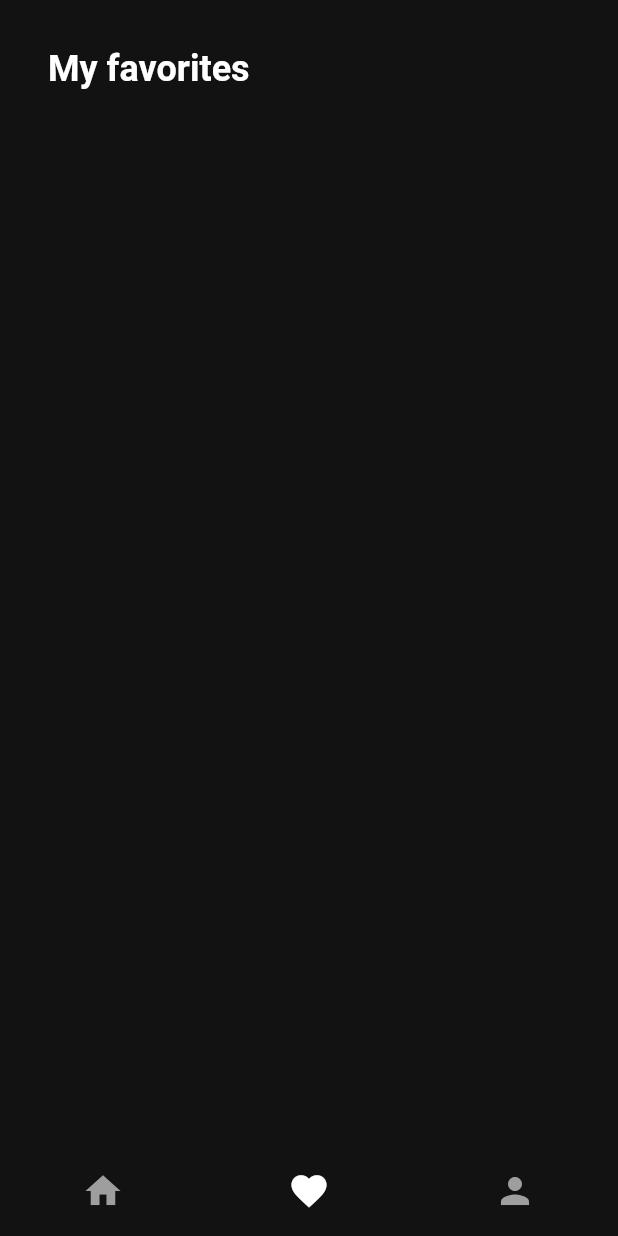
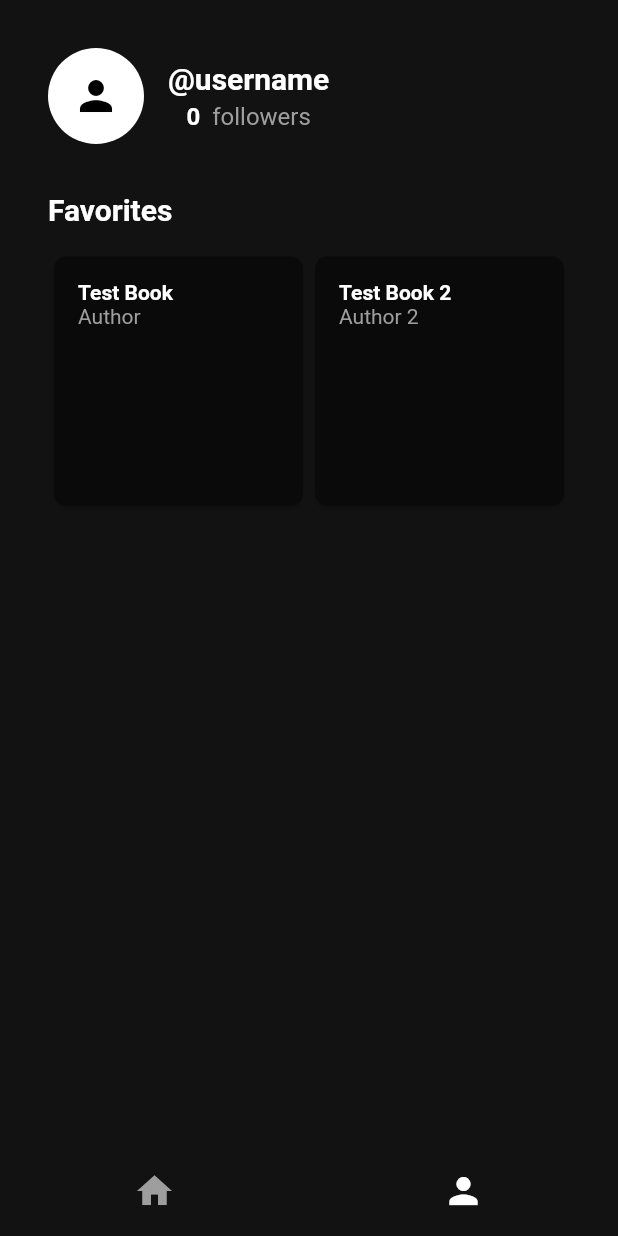
Before and after one commit to purtellap/focus-on-words, a Flutter app: the screen it shows after launch, item 2 of the bottom bar chosen, on a phone screen of 412 x 824 dp. Run offline on Flutter 3.47's test engine with Material 2 defaults, Android fonts, the phone set to English and light mode, and no system bars.

Commit message:
books and changes

```diff
--- /dev/null
+++ b/lib/data/book.dart
@@ -0,0 +1,16 @@
+class Book {
+  final String id;
+  final String title;
+  final String author;
+  final String description;
+
+  final dynamic thumbnail;
+
+  const Book({
+    required this.id,
+    required this.title,
+    required this.author,
+    required this.description,
+    this.thumbnail,
+  });
+}
--- /dev/null
+++ b/lib/data/provider/books.dart
@@ -0,0 +1,36 @@
+import 'package:flutter/material.dart';
+import 'package:focus_on_words_app/data/book.dart';
+
+class BooksProvider extends ChangeNotifier {
+  List<Book> _books = [];
+  List<Book> get books => _books;
+
+  init() async {
+    _books = _fetchBooks();
+  }
+
+  List<Book> _fetchBooks() {
+    return [
+      const Book(
+        id: '1',
+        title: 'Test Book',
+        author: 'Author',
+        description: 'Description',
+      ),
+      const Book(
+        id: '2',
+        title: 'Test Book 2',
+        author: 'Author 2',
+        description: 'Description 2',
+      )
+    ];
+  }
+
+  static Book? getBookFromId(String id, List<Book> books) {
+    try {
+      return books.firstWhere((e) => e.id == id);
+    } catch (e) {
+      return null;
+    }
+  }
+}
--- a/lib/data/bottom_navigation.dart
+++ b/lib/data/provider/bottom_navigation.dart
@@ -16,9 +16,6 @@ class BottomNavProvider extends ChangeNotifier {
         FlowUtils.pushNav(context, Keys.home);
         break;
       case 1:
-        FlowUtils.pushNav(context, Keys.favorites);
-        break;
-      case 2:
         FlowUtils.pushNav(context, Keys.profile);
         break;
       default:
--- /dev/null
+++ b/lib/data/provider/favorites.dart
@@ -0,0 +1,26 @@
+import 'package:flutter/material.dart';
+import 'package:focus_on_words_app/data/book.dart';
+import 'package:focus_on_words_app/data/provider/books.dart';
+
+class FavoritesProvider extends ChangeNotifier {
+  List<String> _favorites = [];
+
+  List<Book> favoriteBooks(List<Book> allBooks) {
+    List<Book> favoriteBooks = [];
+    for (String s in _favorites) {
+      Book? book = BooksProvider.getBookFromId(s, allBooks);
+      if (book != null) {
+        favoriteBooks.add(book);
+      }
+    }
+    return favoriteBooks;
+  }
+
+  init() async {
+    _favorites = _getFavorites();
+  }
+
+  List<String> _getFavorites() {
+    return ['1', '2'];
+  }
+}
--- a/lib/main.dart
+++ b/lib/main.dart
@@ -1,13 +1,17 @@
 import 'package:flutter/material.dart';
 import 'package:flutter/services.dart';
 import 'package:flutter_web_plugins/url_strategy.dart';
+import 'package:focus_on_words_app/data/book.dart';
+import 'package:focus_on_words_app/data/provider/bottom_navigation.dart';
+import 'package:focus_on_words_app/data/provider/favorites.dart';
+import 'package:focus_on_words_app/data/provider/books.dart';
+import 'package:focus_on_words_app/util/flow_utils.dart';
 import 'package:focus_on_words_app/view/adapter.dart';
-import 'package:focus_on_words_app/data/bottom_navigation.dart';
-import 'package:focus_on_words_app/view/pages/error.dart';
-import 'package:focus_on_words_app/view/pages/home.dart';
-import 'package:focus_on_words_app/view/pages/favorites.dart';
+import 'package:focus_on_words_app/view/pages/book_detail.dart';
+import 'package:focus_on_words_app/view/pages/error_page.dart';
 import 'package:focus_on_words_app/res/res.dart';
-import 'package:focus_on_words_app/view/pages/profile.dart';
+import 'package:focus_on_words_app/view/pages/home_page.dart';
+import 'package:focus_on_words_app/view/pages/profile_page.dart';
 import 'package:provider/provider.dart';
 
 Future main() async {
@@ -36,8 +40,12 @@ class App extends StatelessWidget {
 
   @override
   Widget build(BuildContext context) {
-    return ChangeNotifierProvider(
-      create: (context) => BottomNavProvider(),
+    return MultiProvider(
+      providers: [
+        ChangeNotifierProvider(create: (c) => BottomNavProvider()),
+        ChangeNotifierProvider(create: (c) => FavoritesProvider()..init()),
+        ChangeNotifierProvider(create: (c) => BooksProvider()..init()),
+      ],
       child: MaterialApp(
         theme: ThemeData(
           visualDensity: VisualDensity.adaptivePlatformDensity,
@@ -55,12 +63,13 @@ class App extends StatelessWidget {
           switch (settings.name) {
             case Keys.home:
               return _buildRoute(const Home());
-            case Keys.favorites:
-              return _buildRoute(const FavoritesPage());
             case Keys.profile:
               return _buildRoute(const ProfilePage());
-            // case Keys.book:
-            //   return _buildRoute(const BookPage());
+            case Keys.book:
+              Book? book = FlowUtils.getBookFromArgs(settings.arguments);
+              return book != null
+                  ? _buildRoute(BookPage(book: book))
+                  : _buildRoute(const ErrorPage());
             default:
               return _buildRoute(const ErrorPage());
           }
--- a/lib/res/res.dart
+++ b/lib/res/res.dart
@@ -3,7 +3,6 @@ import 'package:flutter/material.dart';
 class Keys {
   // Routes
   static const String home = '/';
-  static const String favorites = '/favorites';
   static const String profile = '/profile';
   static const String book = '/book';
 }
@@ -17,24 +16,36 @@ class Dimens {
 class ThemeColors {
   // Dark Theme
   static const Color backgroundColor = Color(0xFF121212);
+  static const Color cardColor = Color(0xff0a0a0a);
   static const Color overlayColor = Color(0x11ffffff);
   static const Color textColor = Colors.white;
   static const Color secondaryTextColor = Colors.grey;
 
   // Accent Colors
   static const Color underlineColor = Color(0x44000000);
+  static const Color favoritedColor = Color(0xff662233);
   static const Color selectionColor = Color(0x66888888);
   static const Color linkColor = Color(0xaaaaaaaa);
 }
 
 class Strings {
+  static const String error = '404: Page not found';
+
+  // Home
   static const String explore = 'Explore';
-  static const String myFavorites = 'My favorites';
+
+  // Profile
   static const String myProfile = 'My profile';
-  static const String error = '404: Page not found';
+  static const String username = '@username';
+  static const String followers = 'followers';
+  static const String favorites = 'Favorites';
 }
 
 class TextStyles {
   static const TextStyle title = TextStyle(
       color: ThemeColors.textColor, fontSize: 24, fontWeight: FontWeight.bold);
+  static const TextStyle text = TextStyle(
+      color: ThemeColors.textColor, fontSize: 20, fontWeight: FontWeight.bold);
+  static const TextStyle subtext =
+      TextStyle(color: ThemeColors.secondaryTextColor, fontSize: 16);
 }
--- a/lib/util/flow_utils.dart
+++ b/lib/util/flow_utils.dart
@@ -1,13 +1,25 @@
 import 'package:flutter/material.dart';
+import 'package:focus_on_words_app/data/book.dart';
+import 'package:focus_on_words_app/res/res.dart';
 
 // Helper methods for navigation
 class FlowUtils {
-
   /// Bottom nav
   static void pushNav(BuildContext context, String route) {
-    Navigator.pushNamed(context, route);
+    Navigator.pushReplacementNamed(context, route);
   }
 
   /// New screen
-  static void push(BuildContext context, String route) {}
+  static void pushBookDetail(BuildContext context, Book book) {
+    Navigator.pushNamed(context, Keys.book, arguments: book);
+  }
+
+  /// Get arguments
+  static Book? getBookFromArgs(Object? object) {
+    try {
+      return object as Book;
+    } catch (e) {
+      return null;
+    }
+  }
 }
--- /dev/null
+++ b/lib/view/pages/book_detail.dart
@@ -0,0 +1,34 @@
+import 'package:flutter/material.dart';
+import 'package:focus_on_words_app/data/book.dart';
+import 'package:focus_on_words_app/data/provider/books.dart';
+import 'package:focus_on_words_app/data/provider/favorites.dart';
+import 'package:focus_on_words_app/res/res.dart';
+import 'package:provider/provider.dart';
+
+class BookPage extends StatelessWidget {
+  final Book book;
+  const BookPage({super.key, required this.book});
+
+  @override
+  Widget build(BuildContext context) {
+    return Consumer<BooksProvider>(
+      builder: (context, bp, child) {
+        return Consumer<FavoritesProvider>(
+          builder: (context, fp, child) {
+            return Column(
+              crossAxisAlignment: CrossAxisAlignment.stretch,
+              children: const [
+                Text(
+                  Strings.explore,
+                  textAlign: TextAlign.left,
+                  style: TextStyles.title,
+                ),
+                SizedBox(height: 16),
+              ],
+            );
+          },
+        );
+      },
+    );
+  }
+}
--- a/lib/view/pages/error.dart
+++ b/lib/view/pages/error_page.dart
@@ -8,12 +8,11 @@ class ErrorPage extends StatelessWidget {
   @override
   Widget build(BuildContext context) {
     return const Align(
-      alignment: Alignment.topCenter,
+      alignment: Alignment.center,
       child: SelectableText(
         Strings.error,
         textAlign: TextAlign.center,
-        style: TextStyle(
-            color: Colors.black87, fontSize: 36, fontWeight: FontWeight.bold),
+        style: TextStyles.title,
       ),
     );
   }
--- a/lib/view/pages/favorites.dart
+++ /dev/null
@@ -1,20 +0,0 @@
-import 'package:flutter/material.dart';
-import 'package:focus_on_words_app/res/res.dart';
-
-class FavoritesPage extends StatelessWidget {
-  const FavoritesPage({Key? key}) : super(key: key);
-
-  @override
-  Widget build(BuildContext context) {
-    return Column(
-      crossAxisAlignment: CrossAxisAlignment.stretch,
-      children: const [
-        Text(
-          Strings.myFavorites,
-          textAlign: TextAlign.left,
-          style: TextStyles.title,
-        ),
-      ],
-    );
-  }
-}
--- a/lib/view/pages/home.dart
+++ /dev/null
@@ -1,21 +0,0 @@
-import 'package:flutter/material.dart';
-import 'package:focus_on_words_app/res/res.dart';
-
-class Home extends StatelessWidget {
-  const Home({Key? key}) : super(key: key);
-
-  @override
-  Widget build(BuildContext context) {
-    return Column(
-      crossAxisAlignment: CrossAxisAlignment.stretch,
-      children: const [
-        Text(
-          Strings.explore,
-          textAlign: TextAlign.left,
-          style: TextStyles.title,
-        ),
-        SizedBox(height: 16),
-      ],
-    );
-  }
-}
--- /dev/null
+++ b/lib/view/pages/home_page.dart
@@ -0,0 +1,56 @@
+import 'package:flutter/material.dart';
+import 'package:focus_on_words_app/data/provider/books.dart';
+import 'package:focus_on_words_app/data/provider/favorites.dart';
+import 'package:focus_on_words_app/res/res.dart';
+import 'package:focus_on_words_app/util/flow_utils.dart';
+import 'package:focus_on_words_app/view/widgets/book_card.dart';
+import 'package:provider/provider.dart';
+
+class Home extends StatelessWidget {
+  const Home({Key? key}) : super(key: key);
+
+  @override
+  Widget build(BuildContext context) {
+    return Column(
+      crossAxisAlignment: CrossAxisAlignment.stretch,
+      children: const [
+        Text(
+          Strings.explore,
+          textAlign: TextAlign.left,
+          style: TextStyles.title,
+        ),
+        SizedBox(height: 16),
+        Expanded(child: _BooksList()),
+      ],
+    );
+  }
+}
+
+class _BooksList extends StatelessWidget {
+  const _BooksList();
+
+  @override
+  Widget build(BuildContext context) {
+    return Consumer<BooksProvider>(
+      builder: (context, bp, child) {
+        return Consumer<FavoritesProvider>(
+          builder: (context, fp, child) {
+            return GridView.builder(
+              itemCount: bp.books.length,
+              gridDelegate: const SliverGridDelegateWithFixedCrossAxisCount(
+                  crossAxisCount: 2),
+              itemBuilder: (_, int i) {
+                return InkWell(
+                  onTap: () => FlowUtils.pushBookDetail(context, bp.books[i]),
+                  child: GridTile(
+                    child: BookCard(book: bp.books[i]),
+                  ),
+                );
+              },
+            );
+          },
+        );
+      },
+    );
+  }
+}
--- a/lib/view/pages/profile.dart
+++ /dev/null
@@ -1,28 +0,0 @@
-import 'package:flutter/material.dart';
-import 'package:focus_on_words_app/res/res.dart';
-
-class ProfilePage extends StatelessWidget {
-  const ProfilePage({Key? key}) : super(key: key);
-
-  @override
-  Widget build(BuildContext context) {
-    return Column(
-      crossAxisAlignment: CrossAxisAlignment.stretch,
-      children: [
-        const Text(
-          Strings.myProfile,
-          textAlign: TextAlign.left,
-          style: TextStyles.title,
-        ),
-        const SizedBox(height: 16),
-        Card(
-          color: const Color(0xff0a0a0a),
-          shape: RoundedRectangleBorder(
-            borderRadius: BorderRadius.circular(Dimens.borderRadius),
-          ),
-          child: const SizedBox(height: 256),
-        ),
-      ],
-    );
-  }
-}
--- /dev/null
+++ b/lib/view/pages/profile_page.dart
@@ -0,0 +1,93 @@
+import 'package:flutter/material.dart';
+import 'package:focus_on_words_app/data/book.dart';
+import 'package:focus_on_words_app/data/provider/books.dart';
+import 'package:focus_on_words_app/data/provider/favorites.dart';
+import 'package:focus_on_words_app/res/res.dart';
+import 'package:focus_on_words_app/util/flow_utils.dart';
+import 'package:focus_on_words_app/view/widgets/book_card.dart';
+import 'package:provider/provider.dart';
+
+class ProfilePage extends StatelessWidget {
+  const ProfilePage({Key? key}) : super(key: key);
+
+  @override
+  Widget build(BuildContext context) {
+    return Column(
+      crossAxisAlignment: CrossAxisAlignment.stretch,
+      children: [
+        Row(
+          children: [
+            const CircleAvatar(
+              backgroundColor: ThemeColors.textColor,
+              radius: 32,
+              child: Icon(Icons.person, size: 32),
+            ),
+            const SizedBox(width: 16),
+            Column(
+              children: [
+                const Text(
+                  Strings.username,
+                  textAlign: TextAlign.left,
+                  style: TextStyles.text,
+                ),
+                const SizedBox(height: 4),
+                Text.rich(
+                  TextSpan(
+                    children: [
+                      TextSpan(
+                        text: '0  ',
+                        style: TextStyles.subtext.copyWith(
+                            fontWeight: FontWeight.bold,
+                            color: ThemeColors.textColor),
+                      ),
+                      const TextSpan(
+                        text: Strings.followers,
+                        style: TextStyles.subtext,
+                      ),
+                    ],
+                  ),
+                )
+              ],
+            ),
+          ],
+        ),
+        const SizedBox(height: 32),
+        const Text(
+          Strings.favorites,
+          textAlign: TextAlign.left,
+          style: TextStyles.text,
+        ),
+        const SizedBox(height: 16),
+        const Expanded(child: _FavoritesList()),
+      ],
+    );
+  }
+}
+
+class _FavoritesList extends StatelessWidget {
+  const _FavoritesList();
+
+  @override
+  Widget build(BuildContext context) {
+    return Consumer<BooksProvider>(builder: (context, bp, child) {
+      return Consumer<FavoritesProvider>(
+        builder: (context, fp, child) {
+          List<Book> books = fp.favoriteBooks(bp.books);
+          return GridView.builder(
+            itemCount: books.length,
+            gridDelegate: const SliverGridDelegateWithFixedCrossAxisCount(
+                crossAxisCount: 2),
+            itemBuilder: (_, int i) {
+              return InkWell(
+                onTap: () => FlowUtils.pushBookDetail(context, books[i]),
+                child: GridTile(
+                  child: BookCard(book: books[i]),
+                ),
+              );
+            },
+          );
+        },
+      );
+    });
+  }
+}
--- /dev/null
+++ b/lib/view/widgets/book_card.dart
@@ -0,0 +1,49 @@
+import 'package:flutter/material.dart';
+import 'package:focus_on_words_app/data/book.dart';
+import 'package:focus_on_words_app/res/res.dart';
+
+class BookCard extends StatelessWidget {
+  final Book book;
+  const BookCard({super.key, required this.book});
+
+  @override
+  Widget build(BuildContext context) {
+    return Card(
+      color: ThemeColors.cardColor,
+      shape: RoundedRectangleBorder(
+        borderRadius: BorderRadius.circular(Dimens.borderRadius),
+      ),
+      // child: const Align(
+      //   alignment: Alignment.bottomRight,
+      //   child: Padding(
+      //     padding: EdgeInsets.all(16),
+      //     child: Icon(
+      //       Icons.favorite,
+      //       color: ThemeColors.favoritedColor,
+      //     ),
+      //   ),
+      // ),
+      child: Align(
+        alignment: Alignment.topLeft,
+        child: Padding(
+          padding: const EdgeInsets.all(16),
+          child: Column(
+            crossAxisAlignment: CrossAxisAlignment.start,
+            children: [
+              Text(
+                book.title,
+                style: const TextStyle(fontWeight: FontWeight.bold),
+              ),
+              Text(
+                book.author,
+                style: const TextStyle(
+                  color: ThemeColors.secondaryTextColor,
+                ),
+              ),
+            ],
+          ),
+        ),
+      ),
+    );
+  }
+}
--- a/lib/view/widgets/bottom_navigation_bar.dart
+++ b/lib/view/widgets/bottom_navigation_bar.dart
@@ -1,5 +1,5 @@
 import 'package:flutter/material.dart';
-import 'package:focus_on_words_app/data/bottom_navigation.dart';
+import 'package:focus_on_words_app/data/provider/bottom_navigation.dart';
 import 'package:focus_on_words_app/res/res.dart';
 import 'package:provider/provider.dart';
 
@@ -10,7 +10,12 @@ class BottomNavigation extends StatelessWidget {
   Widget build(BuildContext context) {
     return Consumer<BottomNavProvider>(
       builder: (context, provider, child) {
-        return BottomNavigationBar(
+        return Theme(
+          data: ThemeData(
+            splashColor: Colors.transparent,
+            highlightColor: Colors.transparent,
+          ),
+          child: BottomNavigationBar(
             backgroundColor: ThemeColors.backgroundColor,
             showSelectedLabels: false,
             showUnselectedLabels: false,
@@ -24,17 +29,14 @@ class BottomNavigation extends StatelessWidget {
                 label: Keys.home,
               ),
               BottomNavigationBarItem(
-              icon: Icon(Icons.favorite, size: 28),
-              label: Keys.favorites,
-            ),
-            BottomNavigationBarItem(
                 icon: Icon(Icons.person, size: 28),
                 label: Keys.profile,
-            )
+              ),
             ],
             onTap: (value) {
               provider.navigateTo(context, value);
             },
+          ),
         );
       },
     );
```
Lines whose indentation alone changed are shown as unchanged.
